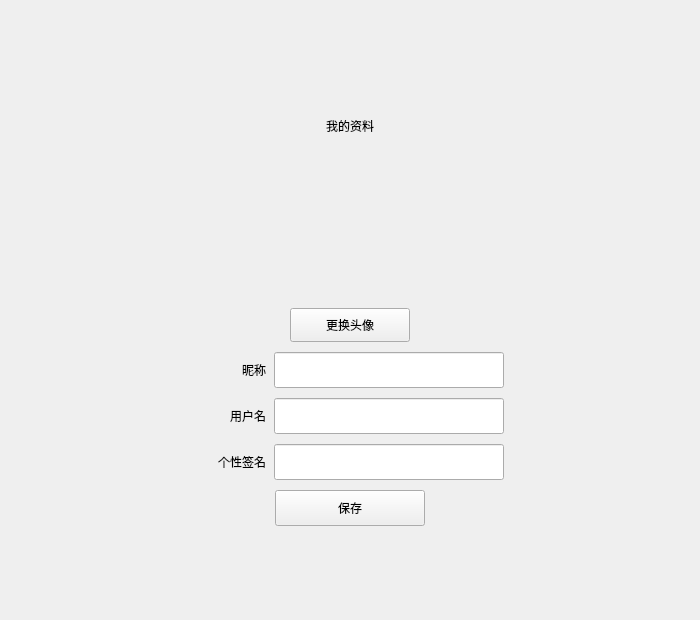
The window that mptchat/userinfopage.ui (mpt888666-collab/mptchat) describes before a commit, drawn with Qt 5.
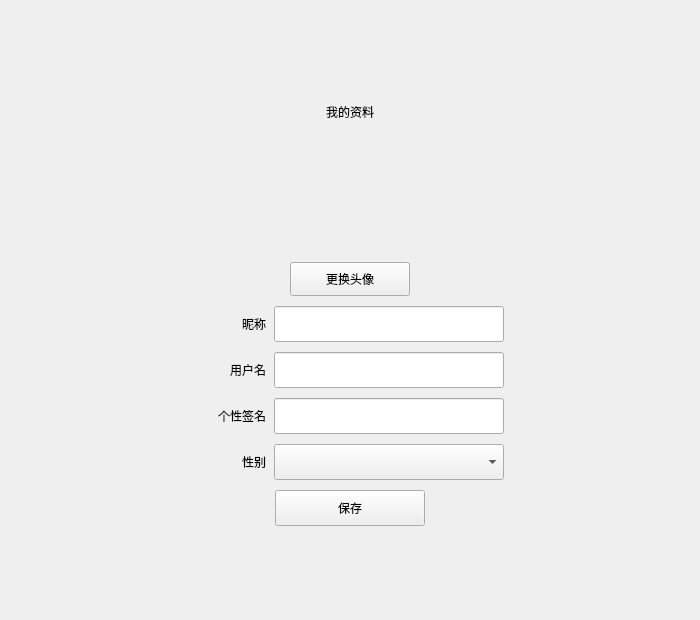
The same window after the commit.

```diff
--- a/mptchat/userinfopage.ui
+++ b/mptchat/userinfopage.ui
@@ -482,6 +482,82 @@
          </layout>
         </item>
         <item>
+         <layout class="QHBoxLayout" name="sex_row">
+          <property name="spacing">
+           <number>8</number>
+          </property>
+          <item>
+           <spacer name="sex_left_stretch">
+            <property name="orientation">
+             <enum>Qt::Orientation::Horizontal</enum>
+            </property>
+            <property name="sizeType">
+             <enum>QSizePolicy::Policy::Expanding</enum>
+            </property>
+            <property name="sizeHint" stdset="0">
+             <size>
+              <width>20</width>
+              <height>20</height>
+             </size>
+            </property>
+           </spacer>
+          </item>
+          <item>
+           <widget class="QLabel" name="sex_label">
+            <property name="minimumSize">
+             <size>
+              <width>70</width>
+              <height>0</height>
+             </size>
+            </property>
+            <property name="maximumSize">
+             <size>
+              <width>70</width>
+              <height>16777215</height>
+             </size>
+            </property>
+            <property name="text">
+             <string>性别</string>
+            </property>
+            <property name="alignment">
+             <set>Qt::AlignmentFlag::AlignRight|Qt::AlignmentFlag::AlignVCenter</set>
+            </property>
+           </widget>
+          </item>
+          <item>
+           <widget class="QComboBox" name="sex_combo">
+            <property name="minimumSize">
+             <size>
+              <width>230</width>
+              <height>36</height>
+             </size>
+            </property>
+            <property name="maximumSize">
+             <size>
+              <width>230</width>
+              <height>36</height>
+             </size>
+            </property>
+           </widget>
+          </item>
+          <item>
+           <spacer name="sex_right_stretch">
+            <property name="orientation">
+             <enum>Qt::Orientation::Horizontal</enum>
+            </property>
+            <property name="sizeType">
+             <enum>QSizePolicy::Policy::Expanding</enum>
+            </property>
+            <property name="sizeHint" stdset="0">
+             <size>
+              <width>20</width>
+              <height>20</height>
+             </size>
+            </property>
+           </spacer>
+          </item>
+         </layout>
+        </item>        <item>
          <layout class="QHBoxLayout" name="submit_row">
           <property name="spacing">
            <number>0</number>
```
